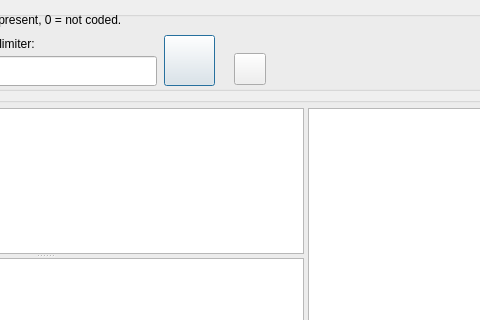
ccbogel/QualCoder, file GUI_UIs/ui_report_codes_by_segments.ui: the form before one commit; both pictures show x 237 to 717 and y 0 to 320 of the 1085 by 571 pixel window.
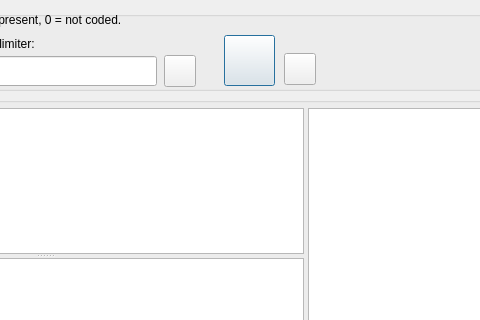
The form after the commit.

The edit to the form file:
```diff
--- a/GUI_UIs/ui_report_codes_by_segments.ui
+++ b/GUI_UIs/ui_report_codes_by_segments.ui
@@ -69,7 +69,7 @@
      <widget class="QPushButton" name="pushButton_run_report">
       <property name="geometry">
        <rect>
-        <x>390</x>
+        <x>450</x>
         <y>24</y>
         <width>51</width>
         <height>51</height>
@@ -121,14 +121,30 @@
      <widget class="QPushButton" name="pushButton_export_xlsx">
       <property name="geometry">
        <rect>
-        <x>460</x>
+        <x>510</x>
         <y>42</y>
         <width>32</width>
         <height>32</height>
        </rect>
       </property>
       <property name="toolTip">
-       <string>&lt;html&gt;&lt;head/&gt;&lt;body&gt;&lt;p&gt;Export to Excel&lt;/p&gt;&lt;/body&gt;&lt;/html&gt;</string>
+       <string>Export to Excel</string>
+      </property>
+      <property name="text">
+       <string/>
+      </property>
+     </widget>
+     <widget class="QPushButton" name="pushButton_file_attributes">
+      <property name="geometry">
+       <rect>
+        <x>390</x>
+        <y>44</y>
+        <width>32</width>
+        <height>32</height>
+       </rect>
+      </property>
+      <property name="toolTip">
+       <string>&lt;html&gt;&lt;head/&gt;&lt;body&gt;&lt;p&gt;Select files by attributes&lt;/p&gt;&lt;/body&gt;&lt;/html&gt;</string>
       </property>
       <property name="text">
        <string/>
```
Left out of the diff: 2 changed lines with no effect on the pictures.
